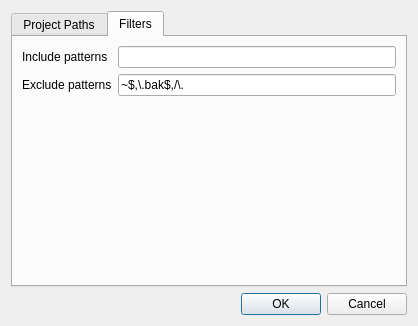
Above: settings.ui from mtorromeo/kate-plugin-fuzzyopen before the change. Below: the same form after it.
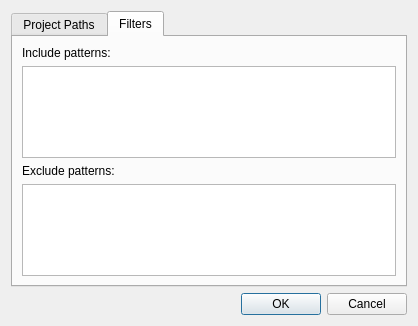
That is the form after the change. The open tabs and pages were chosen to show the change.

Commit message: Show filters in a multi-line text edit

```diff
--- a/settings.ui
+++ b/settings.ui
@@ -66,37 +66,26 @@
       <attribute name="title">
        <string>Filters</string>
       </attribute>
-      <layout class="QFormLayout" name="formLayout">
-       <property name="fieldGrowthPolicy">
-        <enum>QFormLayout::ExpandingFieldsGrow</enum>
-       </property>
-       <item row="1" column="0">
+      <layout class="QVBoxLayout" name="verticalLayout_2">
+       <item>
         <widget class="QLabel" name="lblInclude">
          <property name="text">
-          <string>Include patterns</string>
+          <string>Include patterns:</string>
          </property>
         </widget>
        </item>
-       <item row="1" column="1">
-        <widget class="QLineEdit" name="txtIncludePatterns">
-         <property name="text">
-          <string></string>
-         </property>
-        </widget>
+       <item>
+        <widget class="QPlainTextEdit" name="txtIncludePatterns"/>
        </item>
-       <item row="3" column="0">
+       <item>
         <widget class="QLabel" name="lblExclude">
          <property name="text">
-          <string>Exclude patterns</string>
+          <string>Exclude patterns:</string>
          </property>
         </widget>
        </item>
-       <item row="3" column="1">
-        <widget class="QLineEdit" name="txtExcludePatterns">
-         <property name="text">
-          <string>~$,\.bak$,/\.</string>
-         </property>
-        </widget>
+       <item>
+        <widget class="QPlainTextEdit" name="txtExcludePatterns"/>
        </item>
       </layout>
      </widget>
```
The commit also changes 1 other file.
